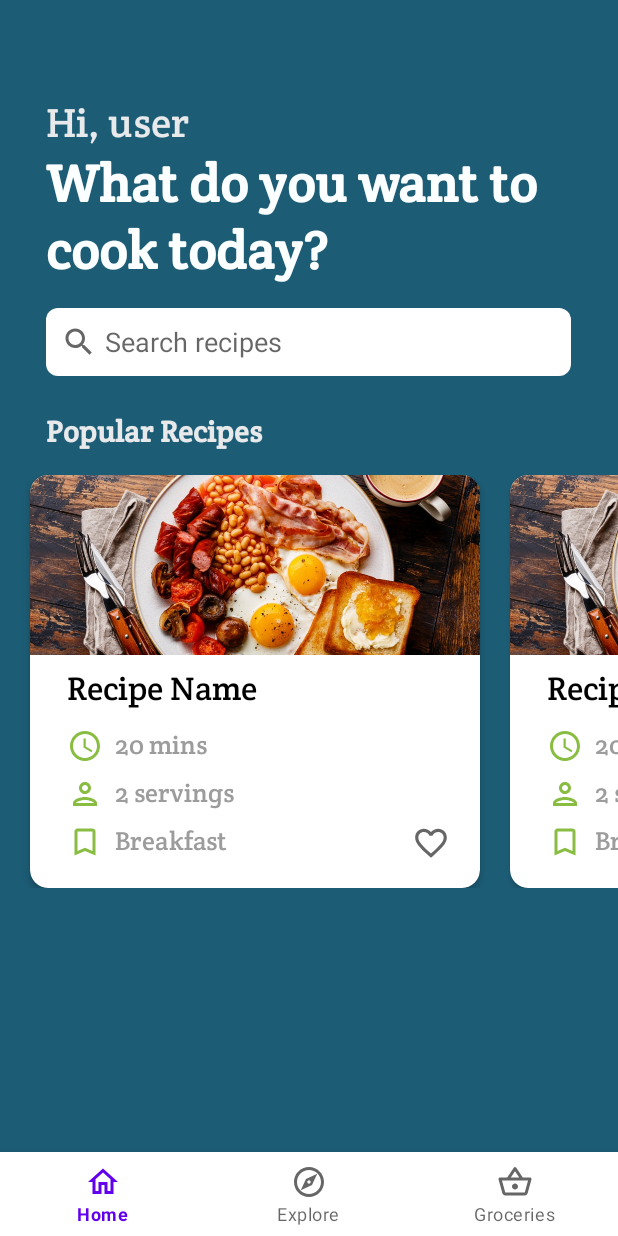
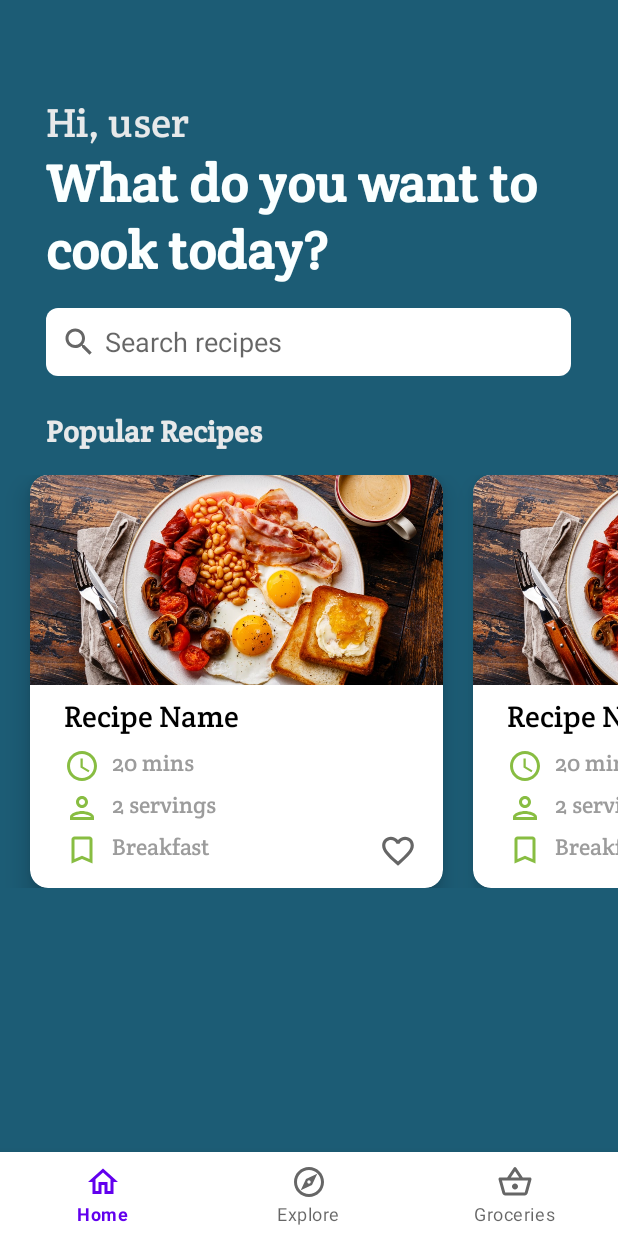
Before and after one commit to rafaelzagha/app_sample, an Android app: the screen it shows after launch (MainActivity), on a phone screen of 412 x 824 dp. Run offline under Robolectric (Android 15) with nearby library versions, the phone set to English and light mode, and no system bars; network calls fail.

Commit message:
card size update

```diff
--- a/app/src/main/res/layout/recipes_card.xml
+++ b/app/src/main/res/layout/recipes_card.xml
@@ -4,10 +4,10 @@
     xmlns:app="http://schemas.android.com/apk/res-auto"
     xmlns:tools="http://schemas.android.com/tools"
     tools:ignore="HardcodedText,ContentDescription"
-    android:layout_width="300dp"
+    android:layout_width="275dp"
     android:layout_height="275dp"
     app:cardCornerRadius="12dp"
-    app:cardElevation="3dp"
+    app:cardElevation="10dp"
     android:layout_marginLeft="20dp">
 
 
@@ -18,13 +18,13 @@
         <ImageView
             android:id="@+id/imageView"
             android:layout_width="match_parent"
-            android:layout_height="120dp"
+            android:layout_height="140dp"
             android:scaleType="centerCrop"
             android:src="@drawable/example_picture" />
 
         <TextView
             android:id="@+id/tv_name"
-            android:layout_width="250dp"
+            android:layout_width="230dp"
             android:layout_height="wrap_content"
             android:layout_below="@id/imageView"
             android:layout_centerHorizontal="true"
@@ -32,7 +32,7 @@
             android:fontFamily="@font/font"
             android:text="Recipe Name"
             android:textColor="@color/black"
-            android:textSize="22sp" />
+            android:textSize="20sp" />
 
         <TextView
             android:id="@+id/tv_time"
@@ -40,12 +40,12 @@
             android:layout_height="wrap_content"
             android:layout_below="@id/tv_name"
             android:layout_alignStart="@id/tv_name"
-            android:layout_marginTop="12sp"
+            android:layout_marginTop="8dp"
             android:drawablePadding="8dp"
             android:fontFamily="@font/font"
             android:text="20 mins"
             android:textColor="#9C9C9C"
-            android:textSize="17sp"
+            android:textSize="15sp"
             app:drawableLeftCompat="@drawable/ic_time" />
 
         <TextView
@@ -54,12 +54,12 @@
             android:layout_height="wrap_content"
             android:layout_below="@id/tv_time"
             android:layout_alignStart="@id/tv_name"
-            android:layout_marginTop="8sp"
+            android:layout_marginTop="4dp"
             android:drawablePadding="8dp"
             android:fontFamily="@font/font"
             android:text="2 servings"
             android:textColor="#9C9C9C"
-            android:textSize="17sp"
+            android:textSize="15sp"
             app:drawableLeftCompat="@drawable/ic_person" />
 
         <TextView
@@ -68,12 +68,12 @@
             android:layout_height="wrap_content"
             android:layout_below="@id/tv_servings"
             android:layout_alignStart="@id/tv_name"
-            android:layout_marginTop="8dp"
+            android:layout_marginTop="4dp"
             android:drawablePadding="8dp"
             android:fontFamily="@font/font"
             android:text="Breakfast"
             android:textColor="#9C9C9C"
-            android:textSize="17sp"
+            android:textSize="15sp"
             app:drawableLeftCompat="@drawable/ic_type" />
 
         <ImageView
@@ -81,7 +81,7 @@
             android:layout_width="25dp"
             android:layout_height="25dp"
             android:layout_alignTop="@id/tv_type"
-            android:layout_marginStart="30dp"
+            android:layout_marginStart="10dp"
             android:layout_toEndOf="@id/tv_type"
             app:srcCompat="@drawable/ic_favorite" />
 
```
